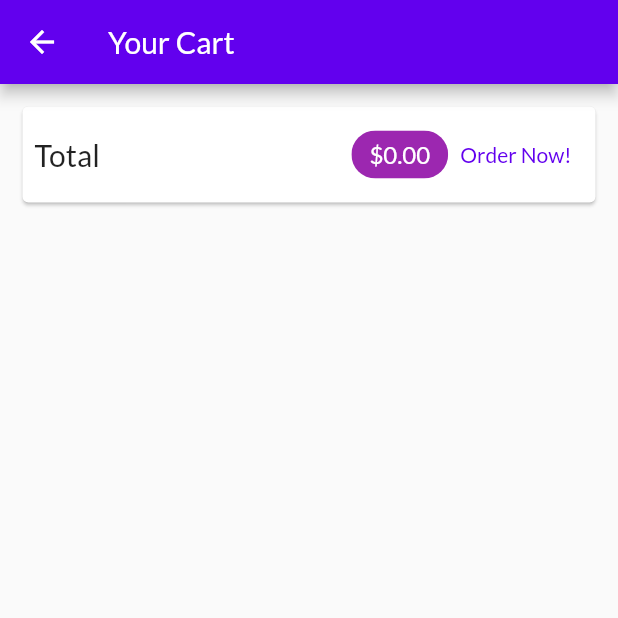
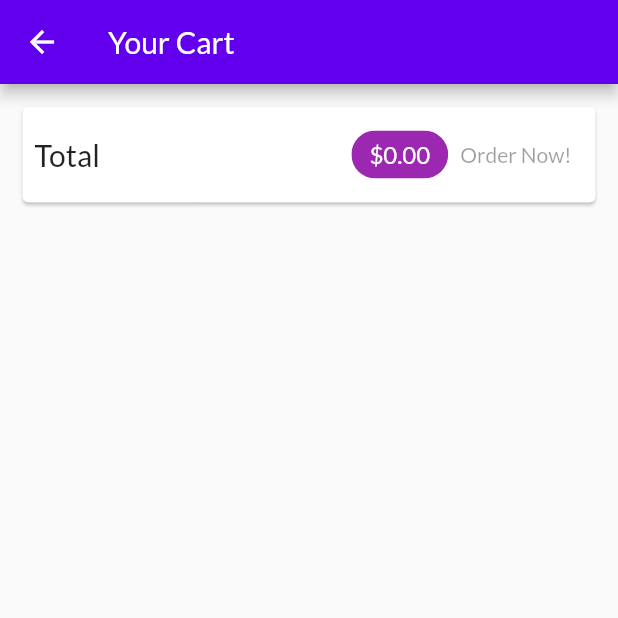
Before and after one commit to hanan0998/Shop-App, a Flutter app: the CartScreen screen opened by its route, on a phone screen of 412 x 824 dp, the top half of it. Run offline on Flutter 3.47's test engine with Material 2 defaults, Android fonts, the phone set to English and light mode, and no system bars; missing offline and left inert: dart:ffi; network calls fail.

```diff
--- a/lib/screens/cart_screen.dart
+++ b/lib/screens/cart_screen.dart
@@ -37,16 +37,7 @@ class CartScreen extends StatelessWidget {
                     backgroundColor: Theme.of(context).primaryColor,
                   ),
                   // Spacer(),
-                  TextButton(
-                    onPressed: () {
-                      Provider.of<Orders>(context, listen: false).addOrder(
-                          cart.item.values.toList(), cart.totalAmount);
-                      cart.clear();
-                    },
-                    child: Text(
-                      "Order Now!",
-                    ),
-                  ),
+                  CartButton(cart: cart),
                 ],
               ),
             ),
@@ -72,3 +63,45 @@ class CartScreen extends StatelessWidget {
     );
   }
 }
+
+class CartButton extends StatefulWidget {
+  const CartButton({
+    super.key,
+    required this.cart,
+  });
+
+  final Cart cart;
+
+  @override
+  State<CartButton> createState() => _CartButtonState();
+}
+
+class _CartButtonState extends State<CartButton> {
+  var isLoading = false;
+  @override
+  Widget build(BuildContext context) {
+    return TextButton(
+      child: isLoading
+          ? CircularProgressIndicator(
+              backgroundColor: Colors.transparent,
+              strokeWidth: 2,
+            )
+          : Text(
+              "Order Now!",
+            ),
+      onPressed: (widget.cart.totalAmount <= 0 || isLoading == true)
+          ? null
+          : () async {
+              setState(() {
+                isLoading = true;
+              });
+              await Provider.of<Orders>(context, listen: false).addOrder(
+                  widget.cart.item.values.toList(), widget.cart.totalAmount);
+              setState(() {
+                isLoading = false;
+              });
+              widget.cart.clear();
+            },
+    );
+  }
+}
```
Also changed, not shown: lib/models/providers/order_provider.dart (+54 -3 lines), lib/models/providers/product_provider.dart (+5 -2 lines), lib/screens/orders_screen.dart (+28 -6 lines).
